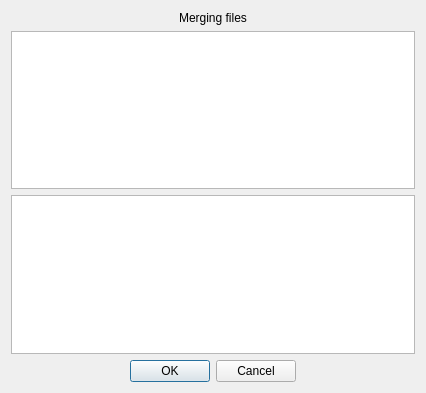
Above: ui/mergedialog.ui from TwiceCast/TwiceCast-Client before the change. Below: the same form after it.
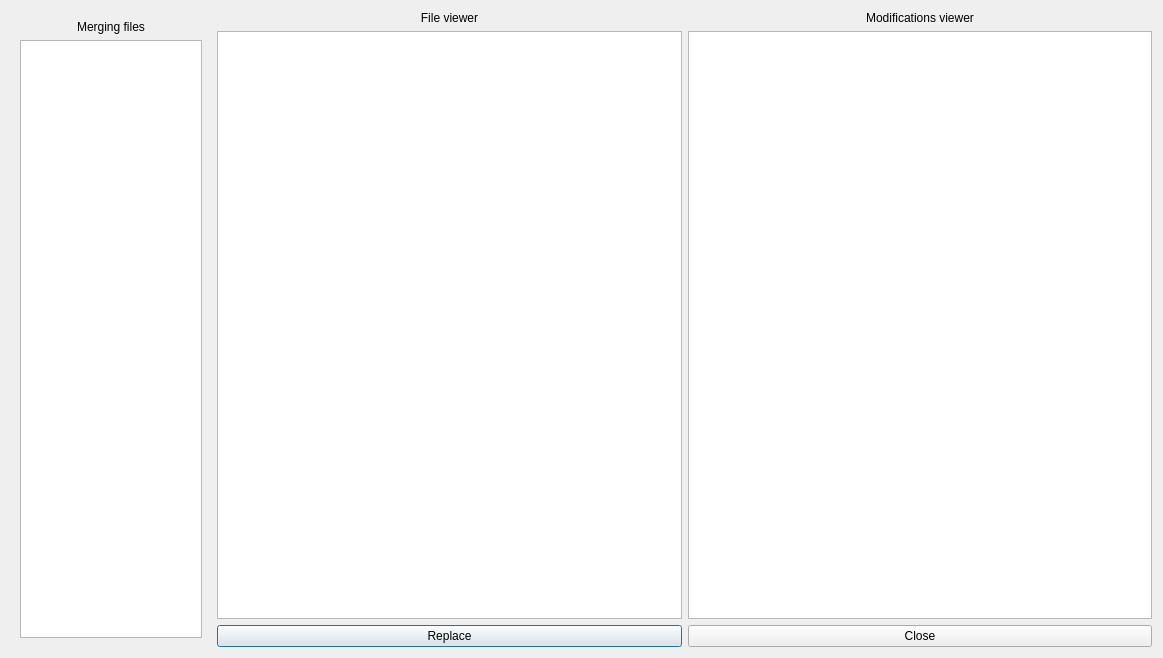
That is the form after the change.

The edit to the form file:
```diff
--- a/ui/mergedialog.ui
+++ b/ui/mergedialog.ui
@@ -6,8 +6,8 @@
    <rect>
     <x>0</x>
     <y>0</y>
-    <width>426</width>
-    <height>393</height>
+    <width>1163</width>
+    <height>658</height>
    </rect>
   </property>
   <property name="windowTitle">
@@ -16,8 +16,15 @@
   <property name="modal">
    <bool>true</bool>
   </property>
-  <layout class="QVBoxLayout" name="verticalLayout_3">
+  <layout class="QHBoxLayout" name="horizontalLayout_2">
    <item>
+    <widget class="QWidget" name="mergingFileWidget" native="true">
+     <property name="maximumSize">
+      <size>
+       <width>200</width>
+       <height>16777215</height>
+      </size>
+     </property>
     <layout class="QVBoxLayout" name="verticalLayout">
      <item>
       <widget class="QLabel" name="filesLabel">
@@ -33,28 +40,65 @@
       <widget class="QListWidget" name="filesList"/>
      </item>
     </layout>
+    </widget>
    </item>
    <item>
     <layout class="QVBoxLayout" name="verticalLayout_4">
      <item>
-      <widget class="QListWidget" name="compareList"/>
+      <layout class="QHBoxLayout" name="horizontalLayout_3">
+       <item>
+        <layout class="QVBoxLayout" name="verticalLayout_3">
+         <item>
+          <widget class="QLabel" name="fileLabel">
+           <property name="text">
+            <string>File viewer</string>
+           </property>
+           <property name="alignment">
+            <set>Qt::AlignCenter</set>
+           </property>
+          </widget>
+         </item>
+         <item>
+          <widget class="QListWidget" name="fileView"/>
      </item>
     </layout>
    </item>
    <item>
     <layout class="QVBoxLayout" name="verticalLayout_2">
      <item>
-      <widget class="QDialogButtonBox" name="buttonBox">
-       <property name="orientation">
-        <enum>Qt::Horizontal</enum>
-       </property>
-       <property name="standardButtons">
-        <set>QDialogButtonBox::Cancel|QDialogButtonBox::Ok</set>
-       </property>
-       <property name="centerButtons">
-        <bool>true</bool>
-       </property>
-      </widget>
+          <widget class="QLabel" name="modificationLabel">
+           <property name="text">
+            <string>Modifications viewer</string>
+           </property>
+           <property name="alignment">
+            <set>Qt::AlignCenter</set>
+           </property>
+          </widget>
+         </item>
+         <item>
+          <widget class="QListWidget" name="compareList"/>
+         </item>
+        </layout>
+       </item>
+      </layout>
+     </item>
+     <item>
+      <layout class="QHBoxLayout" name="horizontalLayout">
+       <item>
+        <widget class="QPushButton" name="replaceButton">
+         <property name="text">
+          <string>Replace</string>
+         </property>
+        </widget>
+       </item>
+       <item>
+        <widget class="QPushButton" name="closeButton">
+         <property name="text">
+          <string>Close</string>
+         </property>
+        </widget>
+       </item>
+      </layout>
      </item>
     </layout>
    </item>
```
Left out of the diff: 24 changed lines with no effect on the pictures. Lines whose indentation alone changed are shown as unchanged.
